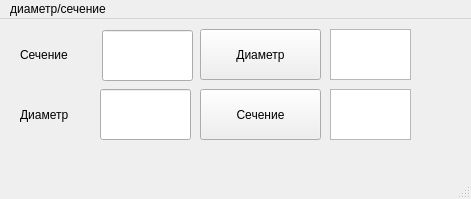
Qt form mydesign.ui (Berongar/-convector-quantities) before a commit.
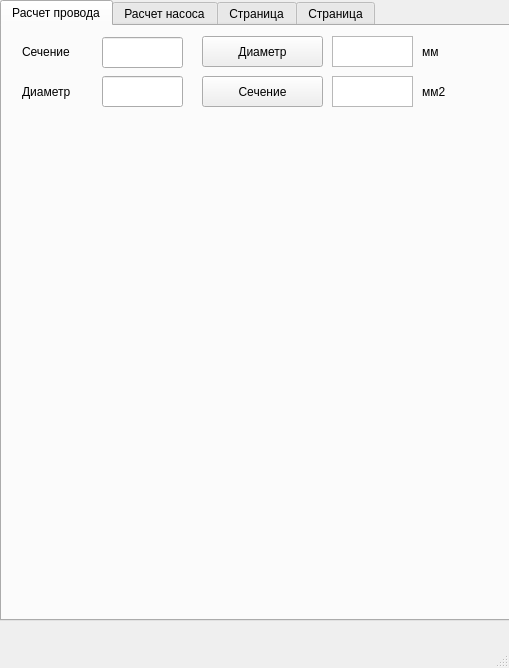
The same form after that commit.

What changed in the file:
```diff
--- a/mydesign.ui
+++ b/mydesign.ui
@@ -6,29 +6,51 @@
    <rect>
     <x>0</x>
     <y>0</y>
-    <width>471</width>
-    <height>199</height>
+    <width>509</width>
+    <height>668</height>
    </rect>
   </property>
   <property name="windowTitle">
    <string>MainWindow</string>
   </property>
   <widget class="QWidget" name="centralwidget">
-   <widget class="QTextBrowser" name="Diametr_out">
+   <widget class="QTabWidget" name="tabWidget">
     <property name="geometry">
      <rect>
-      <x>330</x>
-      <y>10</y>
+      <x>0</x>
+      <y>0</y>
+      <width>511</width>
+      <height>621</height>
+     </rect>
+    </property>
+    <property name="currentIndex">
+     <number>0</number>
+    </property>
+    <widget class="QWidget" name="provod">
+     <attribute name="title">
+      <string>Расчет провода</string>
+     </attribute>
+     <widget class="QLineEdit" name="Diametr_input">
+      <property name="geometry">
+       <rect>
+        <x>100</x>
+        <y>50</y>
       <width>81</width>
-      <height>51</height>
+        <height>31</height>
      </rect>
     </property>
     <property name="maximumSize">
      <size>
       <width>81</width>
-      <height>51</height>
-     </size>
-    </property>
+        <height>31</height>
+       </size>
+      </property>
+      <property name="inputMethodHints">
+       <set>Qt::ImhPreferNumbers</set>
+      </property>
+      <property name="text">
+       <string/>
+      </property>
    </widget>
    <widget class="QPushButton" name="Button_Diametr">
     <property name="geometry">
@@ -36,93 +58,215 @@
       <x>200</x>
       <y>10</y>
       <width>121</width>
-      <height>51</height>
+        <height>31</height>
      </rect>
     </property>
     <property name="text">
      <string>Диаметр</string>
     </property>
    </widget>
-   <widget class="QLabel" name="label_2">
-    <property name="geometry">
-     <rect>
-      <x>20</x>
-      <y>10</y>
-      <width>81</width>
-      <height>51</height>
-     </rect>
-    </property>
-    <property name="text">
-     <string>Сечение</string>
-    </property>
-   </widget>
    <widget class="QTextBrowser" name="Sechenie_Out">
     <property name="geometry">
      <rect>
       <x>330</x>
-      <y>70</y>
+        <y>50</y>
       <width>81</width>
-      <height>51</height>
+        <height>31</height>
      </rect>
     </property>
     <property name="maximumSize">
      <size>
       <width>81</width>
-      <height>51</height>
-     </size>
-    </property>
-   </widget>
-   <widget class="QPushButton" name="Button_Sechenie">
-    <property name="geometry">
-     <rect>
-      <x>200</x>
-      <y>70</y>
-      <width>121</width>
-      <height>51</height>
-     </rect>
-    </property>
-    <property name="text">
-     <string>Сечение</string>
-    </property>
-   </widget>
-   <widget class="QLabel" name="label_3">
-    <property name="geometry">
-     <rect>
-      <x>20</x>
-      <y>70</y>
-      <width>81</width>
-      <height>51</height>
-     </rect>
-    </property>
-    <property name="text">
-     <string>Диаметр</string>
+        <height>31</height>
+       </size>
+      </property>
+      <property name="inputMethodHints">
+       <set>Qt::ImhMultiLine|Qt::ImhPreferNumbers</set>
     </property>
    </widget>
    <widget class="QLineEdit" name="Sechenie_input">
     <property name="geometry">
      <rect>
-      <x>102</x>
+        <x>100</x>
       <y>11</y>
-      <width>91</width>
-      <height>51</height>
-     </rect>
-    </property>
+        <width>81</width>
+        <height>31</height>
+       </rect>
+      </property>
+      <property name="maximumSize">
+       <size>
+        <width>81</width>
+        <height>31</height>
+       </size>
+      </property>
+      <property name="inputMethodHints">
+       <set>Qt::ImhPreferNumbers</set>
+      </property>
     <property name="text">
      <string/>
     </property>
    </widget>
-   <widget class="QLineEdit" name="Diametr_input">
+     <widget class="QLabel" name="label_2">
     <property name="geometry">
      <rect>
-      <x>100</x>
-      <y>70</y>
+        <x>20</x>
+        <y>10</y>
+        <width>81</width>
+        <height>31</height>
+       </rect>
+      </property>
+      <property name="text">
+       <string>Сечение</string>
+      </property>
+     </widget>
+     <widget class="QLabel" name="label_3">
+      <property name="geometry">
+       <rect>
+        <x>20</x>
+        <y>50</y>
+        <width>81</width>
+        <height>31</height>
+       </rect>
+      </property>
+      <property name="text">
+       <string>Диаметр</string>
+      </property>
+     </widget>
+     <widget class="QTextBrowser" name="Diametr_out">
+      <property name="geometry">
+       <rect>
+        <x>330</x>
+        <y>10</y>
+        <width>81</width>
+        <height>31</height>
+       </rect>
+      </property>
+      <property name="maximumSize">
+       <size>
+        <width>81</width>
+        <height>31</height>
+       </size>
+      </property>
+      <property name="inputMethodHints">
+       <set>Qt::ImhMultiLine|Qt::ImhPreferNumbers</set>
+      </property>
+     </widget>
+     <widget class="QPushButton" name="Button_Sechenie">
+      <property name="geometry">
+       <rect>
+        <x>200</x>
+        <y>50</y>
+        <width>121</width>
+        <height>31</height>
+       </rect>
+      </property>
+      <property name="text">
+       <string>Сечение</string>
+      </property>
+     </widget>
+     <widget class="QLabel" name="label_4">
+      <property name="geometry">
+       <rect>
+        <x>420</x>
+        <y>10</y>
+        <width>21</width>
+        <height>31</height>
+       </rect>
+      </property>
+      <property name="text">
+       <string>мм</string>
+      </property>
+     </widget>
+     <widget class="QLabel" name="label_5">
+      <property name="geometry">
+       <rect>
+        <x>420</x>
+        <y>50</y>
+        <width>31</width>
+        <height>31</height>
+       </rect>
+      </property>
+      <property name="text">
+       <string>мм2</string>
+      </property>
+     </widget>
+    </widget>
+    <widget class="QWidget" name="tab_2">
+     <attribute name="title">
+      <string>Расчет насоса</string>
+     </attribute>
+     <widget class="QLabel" name="label_6">
+      <property name="geometry">
+       <rect>
+        <x>10</x>
+        <y>10</y>
+        <width>81</width>
+        <height>31</height>
+       </rect>
+      </property>
+      <property name="text">
+       <string>Расход М3/ч</string>
+      </property>
+     </widget>
+     <widget class="QLineEdit" name="Rashod_input_m3">
+      <property name="geometry">
+       <rect>
+        <x>90</x>
+        <y>10</y>
       <width>91</width>
-      <height>51</height>
-     </rect>
-    </property>
+        <height>31</height>
+       </rect>
+      </property>
+      <property name="inputMethodHints">
+       <set>Qt::ImhPreferNumbers</set>
+      </property>
     <property name="text">
      <string/>
     </property>
+     </widget>
+     <widget class="QPushButton" name="Button_Rashod">
+      <property name="geometry">
+       <rect>
+        <x>190</x>
+        <y>10</y>
+        <width>101</width>
+        <height>31</height>
+       </rect>
+      </property>
+      <property name="text">
+       <string>Пересчет в л/ч</string>
+      </property>
+     </widget>
+     <widget class="QTextBrowser" name="Rashod_out_LinH">
+      <property name="geometry">
+       <rect>
+        <x>300</x>
+        <y>10</y>
+        <width>81</width>
+        <height>31</height>
+       </rect>
+      </property>
+      <property name="maximumSize">
+       <size>
+        <width>81</width>
+        <height>31</height>
+       </size>
+      </property>
+      <property name="inputMethodHints">
+       <set>Qt::ImhPreferNumbers</set>
+      </property>
+     </widget>
+    </widget>
+    <widget class="QWidget" name="tab">
+     <attribute name="title">
+      <string>Страница</string>
+     </attribute>
+    </widget>
+    <widget class="QWidget" name="tab_3">
+     <attribute name="title">
+      <string>Страница</string>
+     </attribute>
+    </widget>
    </widget>
   </widget>
   <widget class="QMenuBar" name="menubar">
@@ -130,22 +274,10 @@
     <rect>
      <x>0</x>
      <y>0</y>
-     <width>471</width>
+     <width>509</width>
      <height>26</height>
     </rect>
    </property>
-   <widget class="QMenu" name="menu">
-    <property name="title">
-     <string>диаметр/сечение</string>
-    </property>
-   </widget>
-   <widget class="QMenu" name="menu_2">
-    <property name="title">
-     <string> </string>
-    </property>
-   </widget>
-   <addaction name="menu"/>
-   <addaction name="menu_2"/>
   </widget>
   <widget class="QStatusBar" name="statusbar"/>
  </widget>
```
Lines whose indentation alone changed are shown as unchanged.
